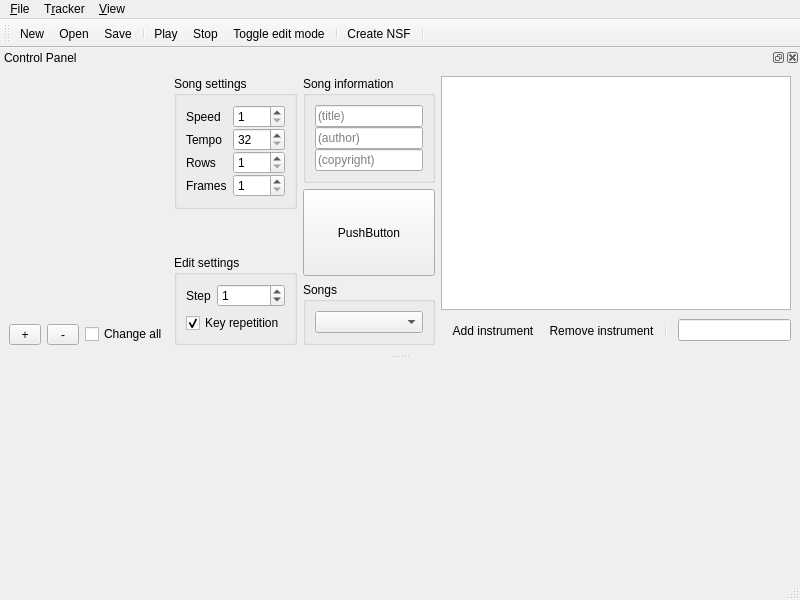
The window that src/qt-gui/mainwindow.ui (nukep/famitracker-cx) describes before a commit, drawn with Qt 5.
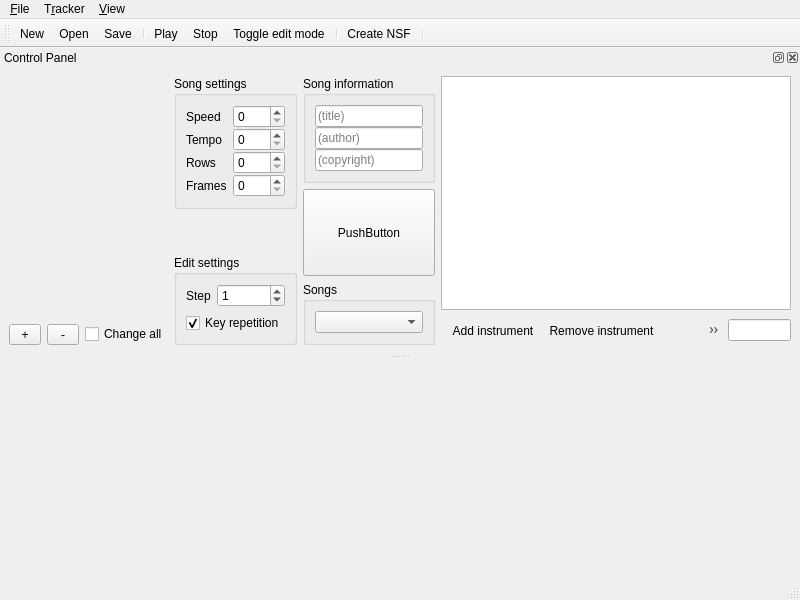
The same window after the commit. Custom widgets are drawn as their Qt base class.

Commit message:
Instrument editor, sequence editor
Still in development, but what works, works. Changing sequences with the mouse
is TODO.

What changed in the file:
```diff
--- a/src/qt-gui/mainwindow.ui
+++ b/src/qt-gui/mainwindow.ui
@@ -179,14 +179,7 @@
            </widget>
           </item>
           <item row="0" column="1">
-           <widget class="QSpinBox" name="speed">
-            <property name="minimum">
-             <number>1</number>
-            </property>
-            <property name="maximum">
-             <number>31</number>
-            </property>
-           </widget>
+           <widget class="QSpinBox" name="speed"/>
           </item>
           <item row="1" column="0">
            <widget class="QLabel" name="label_2">
@@ -210,34 +203,13 @@
            </widget>
           </item>
           <item row="1" column="1">
-           <widget class="QSpinBox" name="tempo">
-            <property name="minimum">
-             <number>32</number>
-            </property>
-            <property name="maximum">
-             <number>255</number>
-            </property>
-           </widget>
+           <widget class="QSpinBox" name="tempo"/>
           </item>
           <item row="2" column="1">
-           <widget class="QSpinBox" name="rows">
-            <property name="minimum">
-             <number>1</number>
-            </property>
-            <property name="maximum">
-             <number>256</number>
-            </property>
-           </widget>
+           <widget class="QSpinBox" name="rows"/>
           </item>
           <item row="3" column="1">
-           <widget class="QSpinBox" name="frames">
-            <property name="minimum">
-             <number>1</number>
-            </property>
-            <property name="maximum">
-             <number>128</number>
-            </property>
-           </widget>
+           <widget class="QSpinBox" name="frames"/>
           </item>
          </layout>
         </widget>
@@ -374,6 +346,7 @@
           </property>
           <addaction name="actionAdd_instrument"/>
           <addaction name="actionRemove_instrument"/>
+          <addaction name="actionEdit_instrument"/>
           <addaction name="separator"/>
          </widget>
         </item>
@@ -528,6 +501,11 @@
     <string>Toggle edit mode</string>
    </property>
   </action>
+  <action name="actionEdit_instrument">
+   <property name="text">
+    <string>Edit instrument</string>
+   </property>
+  </action>
  </widget>
  <customwidgets>
   <customwidget>
```
Left out of the diff: 2 changed lines with no effect on the pictures. The commit also changes 13 other files.
